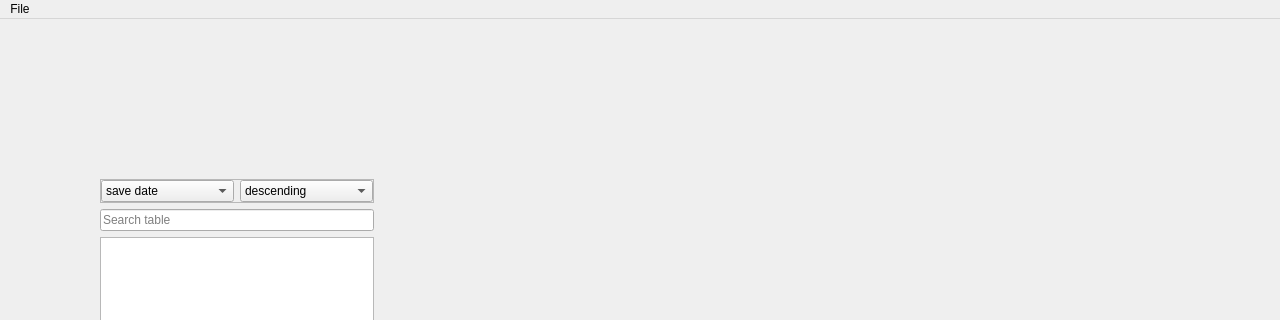
This is UI/mainWindow.ui in darxtar0000/YT-Saved-Videos as Qt 5 draws it before an edit; both pictures show x 0 to 1280 and y 0 to 320 of the 1280 by 720 pixel window. The edited form follows.
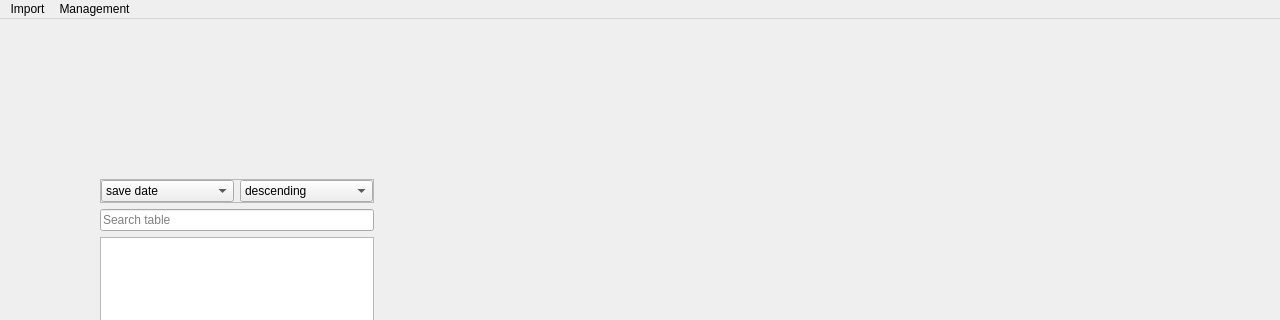
This is the edited form.

Commit message: Changed menu items for new update actions

Diff of the .ui file:
```diff
--- a/UI/mainWindow.ui
+++ b/UI/mainWindow.ui
@@ -165,12 +165,20 @@
    </property>
    <widget class="QMenu" name="menuImport">
     <property name="title">
-     <string>File</string>
+     <string>Import</string>
     </property>
-    <addaction name="actionImport_playlists"/>
-    <addaction name="actionManage_tags"/>
+    <addaction name="actionUpdate"/>
+    <addaction name="actionForceUpdate"/>
+   </widget>
+   <widget class="QMenu" name="menuManagement">
+    <property name="title">
+     <string>Management</string>
+    </property>
+    <addaction name="actionManageTags"/>
+    <addaction name="actionManagePlaylists"/>
    </widget>
    <addaction name="menuImport"/>
+   <addaction name="menuManagement"/>
   </widget>
   <widget class="QStatusBar" name="statusbar"/>
   <action name="actionImport_playlists">
```
Left out of the diff: 24 changed lines with no effect on the pictures.
